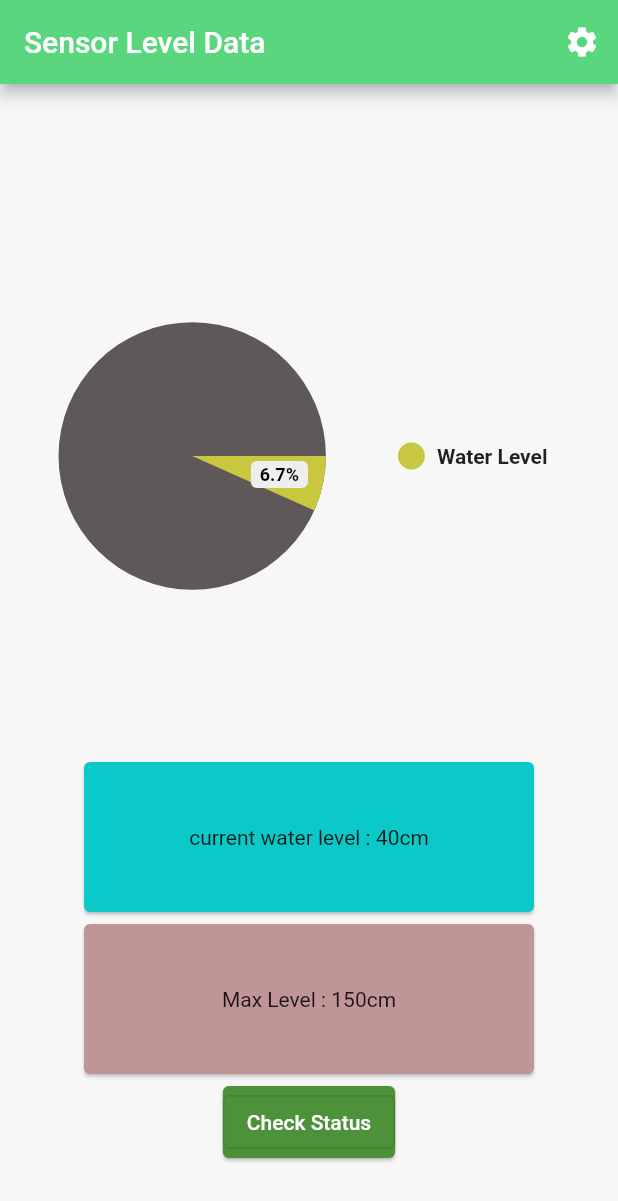
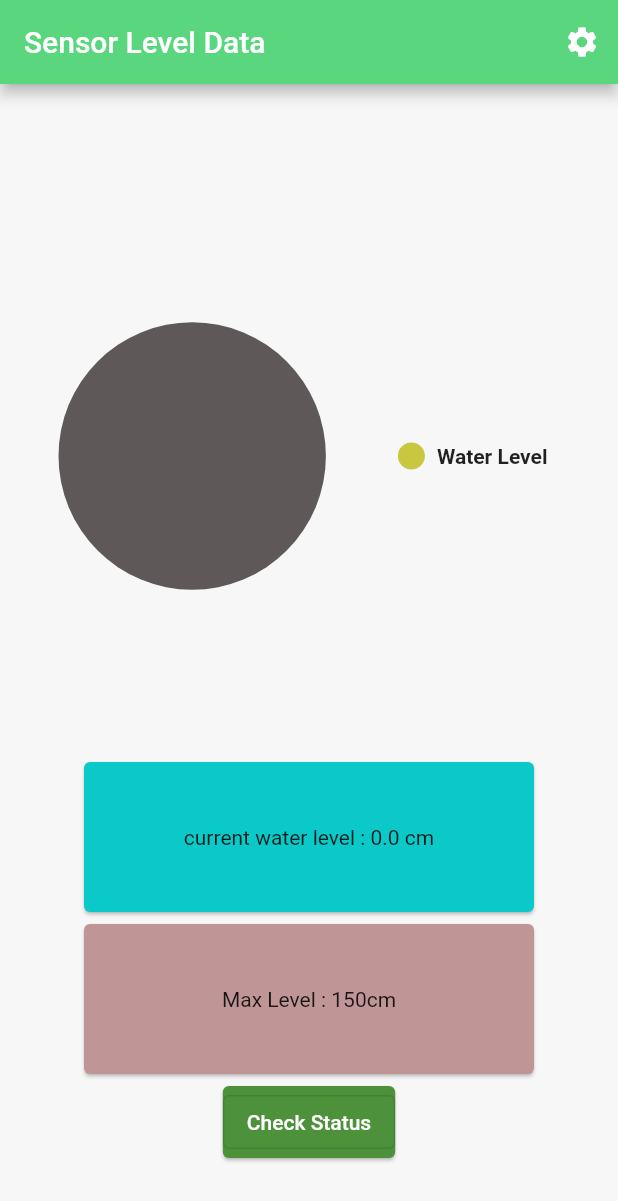
Before and after one commit to nayookyaw/flutter_waste_app, a Flutter app: the screen it shows after launch, on a phone screen of 412 x 824 dp. Shown: the top 1201 px of the screen. Run offline on Flutter 3.47's test engine with Material 2 defaults, Android fonts, the phone set to English and light mode, and no system bars; drawn by our look-alikes of pie_chart; generated files the repository leaves out were written again; network calls fail.

Commit message:
retrieve the sensor value and refresh every 3 seconds

```diff
--- a/lib/src/waste_data/waste_data_view.dart
+++ b/lib/src/waste_data/waste_data_view.dart
@@ -8,33 +8,13 @@ import 'package:flutter_waste_app/src/waste_data/waste_data_function.dart';
 import 'package:pie_chart/pie_chart.dart';
 import 'package:http/http.dart' as http;
 import 'dart:convert';
+import 'dart:async';
 
-Map<String, double> dataMap = {
-  "Water Level": 10,
-};
-
-double maxWaterLevel = 150;
+double maxWaterLevel = 20;
 
 List<Color> colorList = <Color>[
   const Color.fromARGB(255, 201, 198, 64),
 ];
-
-Future<void> runAfterBuild() async {
-  print("running the API");
-  final response =
-      await http.get(Uri.parse('http://192.168.0.14:8000/api/sensor/1'));
-
-  if (response.statusCode == 200) {
-    print('data: ' + response.body);
-    String jsonString = response.body;
-    // Convert JSON string to Map
-    Map<String, dynamic> jsonResponse = json.decode(jsonString);
-
-    // Create a SensorData instance from the JSON data
-    Sensor sensorData = Sensor.fromJson(jsonResponse);
-    print(sensorData.data.details);
-  }
-}
 
 class WasteDataView extends StatefulWidget {
   const WasteDataView({
@@ -49,11 +29,43 @@ class WasteDataView extends StatefulWidget {
 }
 
 class _WasteDataViewState extends State<WasteDataView> {
+  double currentWaterLevel = 0.0;
+  Map<String, double> dataMap = {
+    "Water Level": 0.0,
+  };
+
   @override
   void initState() {
     super.initState();
+
+    Future<void> runAfterBuild() async {
+      print("running the API");
+      final response =
+          await http.get(Uri.parse('http://192.168.0.14:8000/api/sensor/1'));
+
+      if (response.statusCode == 200) {
+        print('data: ' + response.body);
+        String jsonString = response.body;
+        // Convert JSON string to Map
+        Map<String, dynamic> jsonResponse = json.decode(jsonString);
+
+        // Create a SensorData instance from the JSON data
+        Sensor sensorData = Sensor.fromJson(jsonResponse);
+        // print(sensorData.data.details);
+        double newWaterLevel = double.parse(sensorData.data.details);
+        print(newWaterLevel);
+        setState(() {
+          currentWaterLevel = newWaterLevel;
+          dataMap["Water Level"] = currentWaterLevel;
+        });
+      }
+    }
+
     WidgetsBinding.instance!.addPostFrameCallback((_) {
       runAfterBuild();
+      Timer.periodic(const Duration(seconds: 3), (timer) {
+        runAfterBuild();
+      });
     });
   }
 
@@ -89,10 +101,11 @@ class _WasteDataViewState extends State<WasteDataView> {
                 totalValue: maxWaterLevel,
               ),
             ),
-            const Card(
-                child:
-                    CustomCard(childCard: Text("current water level : 40cm")),
-                color: Color.fromARGB(255, 11, 201, 201)),
+            Card(
+                child: CustomCard(
+                    childCard:
+                        Text("current water level : $currentWaterLevel cm")),
+                color: const Color.fromARGB(255, 11, 201, 201)),
             const Card(
                 child: CustomCard(childCard: Text("Max Level : 150cm")),
                 color: Color.fromARGB(255, 192, 149, 149)),
```
